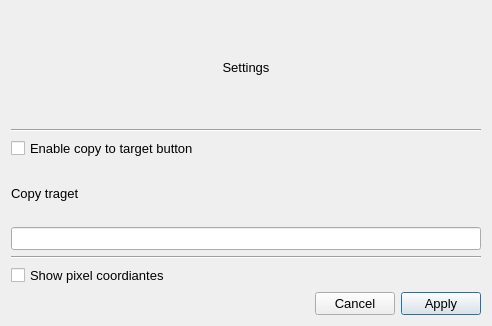
Old version of the form src/gui_generative/qt_designer/settings.ui in the repository annndruha/SecurePhotos.
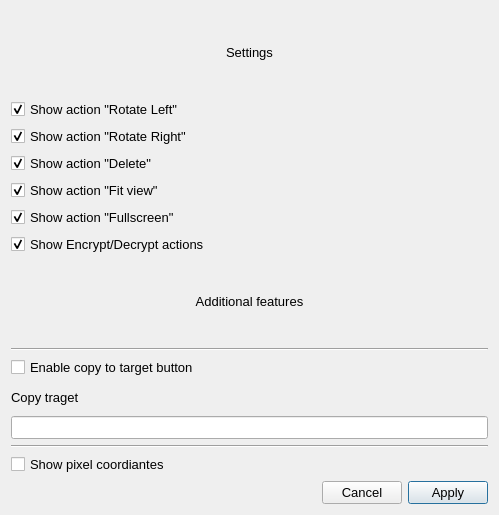
New version of the form.

Patch:
```diff
--- a/src/gui_generative/qt_designer/settings.ui
+++ b/src/gui_generative/qt_designer/settings.ui
@@ -6,8 +6,8 @@
    <rect>
     <x>0</x>
     <y>0</y>
-    <width>492</width>
-    <height>326</height>
+    <width>499</width>
+    <height>515</height>
    </rect>
   </property>
   <property name="font">
@@ -23,7 +23,7 @@
   </property>
   <layout class="QVBoxLayout" name="verticalLayout_2">
    <item>
-    <widget class="QLabel" name="label_2">
+    <widget class="QLabel" name="label">
      <property name="text">
       <string>Settings</string>
      </property>
@@ -32,6 +32,80 @@
      </property>
     </widget>
    </item>
+   <item>
+    <layout class="QVBoxLayout" name="verticalLayout">
+     <item>
+      <widget class="QCheckBox" name="checkRotateLeft">
+       <property name="text">
+        <string>Show action &quot;Rotate Left&quot;</string>
+       </property>
+       <property name="checked">
+        <bool>true</bool>
+       </property>
+      </widget>
+     </item>
+     <item>
+      <widget class="QCheckBox" name="checkRotateRight">
+       <property name="text">
+        <string>Show action &quot;Rotate Right&quot;</string>
+       </property>
+       <property name="checked">
+        <bool>true</bool>
+       </property>
+      </widget>
+     </item>
+     <item>
+      <widget class="QCheckBox" name="checkDelete">
+       <property name="text">
+        <string>Show action &quot;Delete&quot;</string>
+       </property>
+       <property name="checked">
+        <bool>true</bool>
+       </property>
+      </widget>
+     </item>
+     <item>
+      <widget class="QCheckBox" name="checkFitView">
+       <property name="text">
+        <string>Show action &quot;Fit view&quot;</string>
+       </property>
+       <property name="checked">
+        <bool>true</bool>
+       </property>
+      </widget>
+     </item>
+     <item>
+      <widget class="QCheckBox" name="checkFullscreen">
+       <property name="text">
+        <string>Show action &quot;Fullscreen&quot;</string>
+       </property>
+       <property name="checked">
+        <bool>true</bool>
+       </property>
+      </widget>
+     </item>
+     <item>
+      <widget class="QCheckBox" name="checkEncrypt">
+       <property name="text">
+        <string>Show Encrypt/Decrypt actions</string>
+       </property>
+       <property name="checked">
+        <bool>true</bool>
+       </property>
+      </widget>
+     </item>
+    </layout>
+   </item>
+   <item>
+    <widget class="QLabel" name="label_2">
+     <property name="text">
+      <string>Additional features</string>
+     </property>
+     <property name="alignment">
+      <set>Qt::AlignCenter</set>
+     </property>
+    </widget>
+   </item>
    <item>
     <widget class="Line" name="line">
      <property name="orientation">
```
